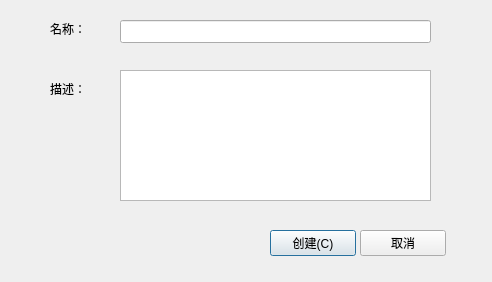
Before: the Qt Designer form ui/new_model.ui in 211250243/app, drawn with Qt 5.
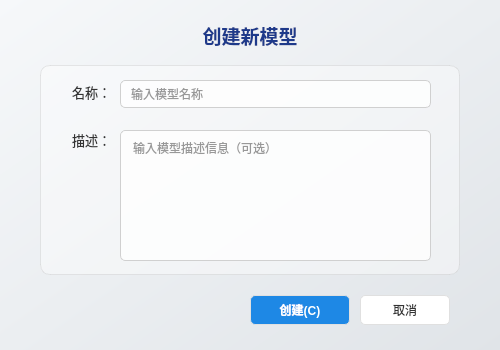
After: the same form once the commit is applied.

Commit message: 美化新建模型界面

```diff
--- a/ui/new_model.ui
+++ b/ui/new_model.ui
@@ -6,85 +6,219 @@
    <rect>
     <x>0</x>
     <y>0</y>
-    <width>492</width>
-    <height>282</height>
+    <width>500</width>
+    <height>350</height>
    </rect>
   </property>
+  <property name="minimumSize">
+   <size>
+    <width>500</width>
+    <height>350</height>
+   </size>
+  </property>
   <property name="windowTitle">
    <string>Dialog</string>
   </property>
-  <widget class="QPushButton" name="newButton">
+  <property name="styleSheet">
+   <string notr="true">QDialog {
+    background-color: qlineargradient(spread:pad, x1:0, y1:0, x2:1, y2:1, stop:0 #f6f8fa, stop:1 #e0e4e8);
+}
+
+QLabel {
+    color: #333333;
+    font-family: &quot;Microsoft YaHei UI&quot;;
+    font-size: 10pt;
+}
+
+QLabel#titleLabel {
+    color: #1e3a8a;
+    font-size: 14pt;
+    font-weight: bold;
+}
+
+QLineEdit, QTextEdit {
+    background-color: rgba(255, 255, 255, 200);
+    border: 1px solid #d0d0d0;
+    border-radius: 5px;
+    padding: 4px 8px;
+    color: #333333;
+    font-family: &quot;Microsoft YaHei UI&quot;;
+}
+
+QLineEdit:hover, QTextEdit:hover {
+    border: 1px solid #a0a0a0;
+    background-color: rgba(255, 255, 255, 230);
+}
+
+QLineEdit:focus, QTextEdit:focus {
+    border: 1px solid #2473bd;
+    background-color: white;
+}
+
+QPushButton {
+    background-color: #ffffff;
+    border: 1px solid #e0e0e0;
+    border-radius: 5px;
+    padding: 6px 16px;
+    color: #333333;
+    font-family: &quot;Microsoft YaHei UI&quot;;
+}
+
+QPushButton:hover {
+    background-color: #f0f7ff;
+    border: 1px solid #2473bd;
+}
+
+QPushButton:pressed {
+    background-color: #e0e0e0;
+    border: 1px solid #006ad1;
+}
+
+QPushButton#newButton {
+    background-color: #1e88e5;
+    color: white;
+    font-weight: bold;
+}
+
+QPushButton#newButton:hover {
+    background-color: #0d6efd;
+}
+
+QPushButton#newButton:pressed {
+    background-color: #0b5ed7;
+}</string>
+  </property>
+  <widget class="QLabel" name="titleLabel">
    <property name="geometry">
     <rect>
-     <x>270</x>
-     <y>230</y>
-     <width>86</width>
-     <height>26</height>
-    </rect>
-   </property>
-   <property name="text">
-    <string>创建(C)</string>
-   </property>
-  </widget>
-  <widget class="QPushButton" name="cancelButton">
-   <property name="geometry">
-    <rect>
-     <x>360</x>
-     <y>230</y>
-     <width>86</width>
-     <height>26</height>
-    </rect>
-   </property>
-   <property name="text">
-    <string>取消</string>
-   </property>
-  </widget>
-  <widget class="QLineEdit" name="nameEdit">
-   <property name="geometry">
-    <rect>
-     <x>120</x>
+     <x>40</x>
      <y>20</y>
-     <width>311</width>
-     <height>23</height>
+     <width>420</width>
+     <height>30</height>
     </rect>
+   </property>
+   <property name="text">
+    <string>创建新模型</string>
+   </property>
+   <property name="alignment">
+    <set>Qt::AlignCenter</set>
+   </property>
+  </widget>
+  <widget class="QFrame" name="infoFrame">
+   <property name="geometry">
+    <rect>
+     <x>40</x>
+     <y>65</y>
+     <width>420</width>
+     <height>210</height>
+    </rect>
+   </property>
+   <property name="styleSheet">
+    <string notr="true">QFrame#infoFrame {
+    background-color: rgba(255, 255, 255, 100);
+    border-radius: 10px;
+    border: 1px solid rgba(200, 200, 200, 100);
+}</string>
+   </property>
+   <property name="frameShape">
+    <enum>QFrame::StyledPanel</enum>
+   </property>
+   <property name="frameShadow">
+    <enum>QFrame::Raised</enum>
    </property>
   </widget>
   <widget class="QLabel" name="name">
    <property name="geometry">
     <rect>
      <x>50</x>
-     <y>20</y>
-     <width>51</width>
-     <height>18</height>
+     <y>80</y>
+     <width>61</width>
+     <height>24</height>
     </rect>
    </property>
    <property name="text">
     <string>名称：</string>
    </property>
+   <property name="alignment">
+    <set>Qt::AlignRight|Qt::AlignTrailing|Qt::AlignVCenter</set>
+   </property>
+  </widget>
+  <widget class="QLineEdit" name="nameEdit">
+   <property name="geometry">
+    <rect>
+     <x>120</x>
+     <y>80</y>
+     <width>311</width>
+     <height>28</height>
+    </rect>
+   </property>
+   <property name="placeholderText">
+    <string>输入模型名称</string>
+   </property>
   </widget>
   <widget class="QLabel" name="description">
    <property name="geometry">
     <rect>
      <x>50</x>
-     <y>80</y>
-     <width>51</width>
-     <height>18</height>
+     <y>130</y>
+     <width>61</width>
+     <height>24</height>
     </rect>
    </property>
    <property name="text">
     <string>描述：</string>
    </property>
+   <property name="alignment">
+    <set>Qt::AlignRight|Qt::AlignTrailing|Qt::AlignTop</set>
+   </property>
   </widget>
   <widget class="QTextEdit" name="descriptionEdit">
    <property name="geometry">
     <rect>
      <x>120</x>
-     <y>70</y>
+     <y>130</y>
      <width>311</width>
      <height>131</height>
     </rect>
    </property>
+   <property name="placeholderText">
+    <string>输入模型描述信息（可选）</string>
+   </property>
   </widget>
+  <widget class="QPushButton" name="newButton">
+   <property name="geometry">
+    <rect>
+     <x>250</x>
+     <y>295</y>
+     <width>100</width>
+     <height>30</height>
+    </rect>
+   </property>
+   <property name="text">
+    <string>创建(C)</string>
+   </property>
+  </widget>
+  <widget class="QPushButton" name="cancelButton">
+   <property name="geometry">
+    <rect>
+     <x>360</x>
+     <y>295</y>
+     <width>90</width>
+     <height>30</height>
+    </rect>
+   </property>
+   <property name="text">
+    <string>取消</string>
+   </property>
+  </widget>
+  <zorder>infoFrame</zorder>
+  <zorder>titleLabel</zorder>
+  <zorder>name</zorder>
+  <zorder>nameEdit</zorder>
+  <zorder>description</zorder>
+  <zorder>descriptionEdit</zorder>
+  <zorder>newButton</zorder>
+  <zorder>cancelButton</zorder>
  </widget>
  <resources/>
  <connections/>
```
Left out of the diff: 2 changed lines with no effect on the pictures.
